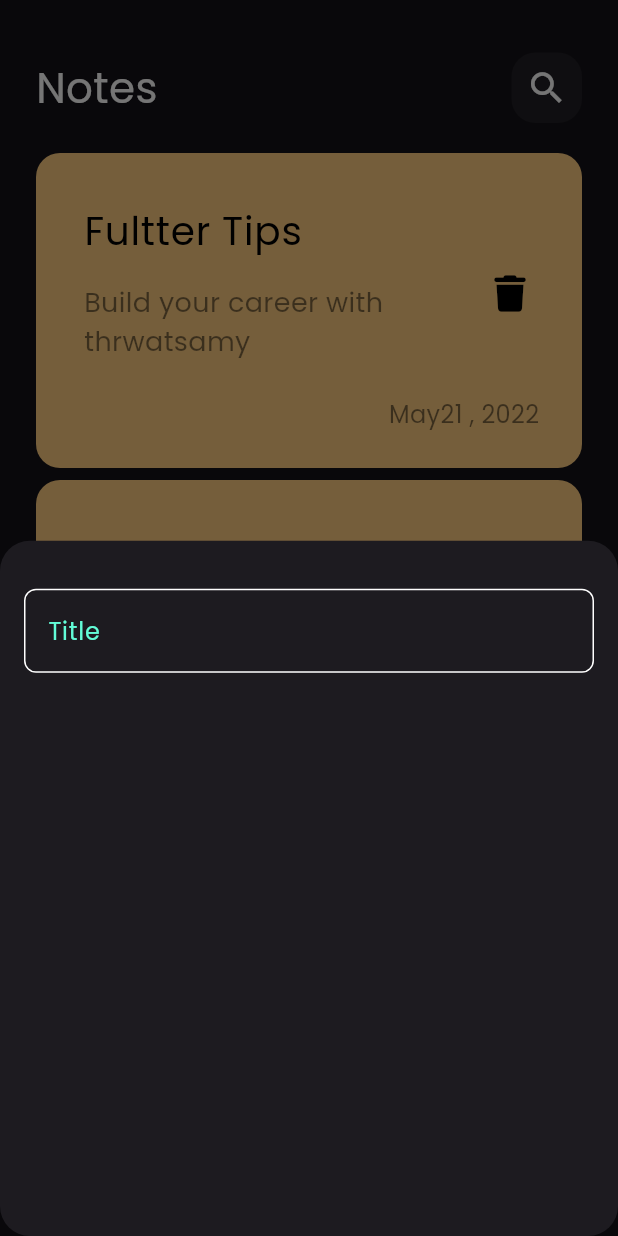
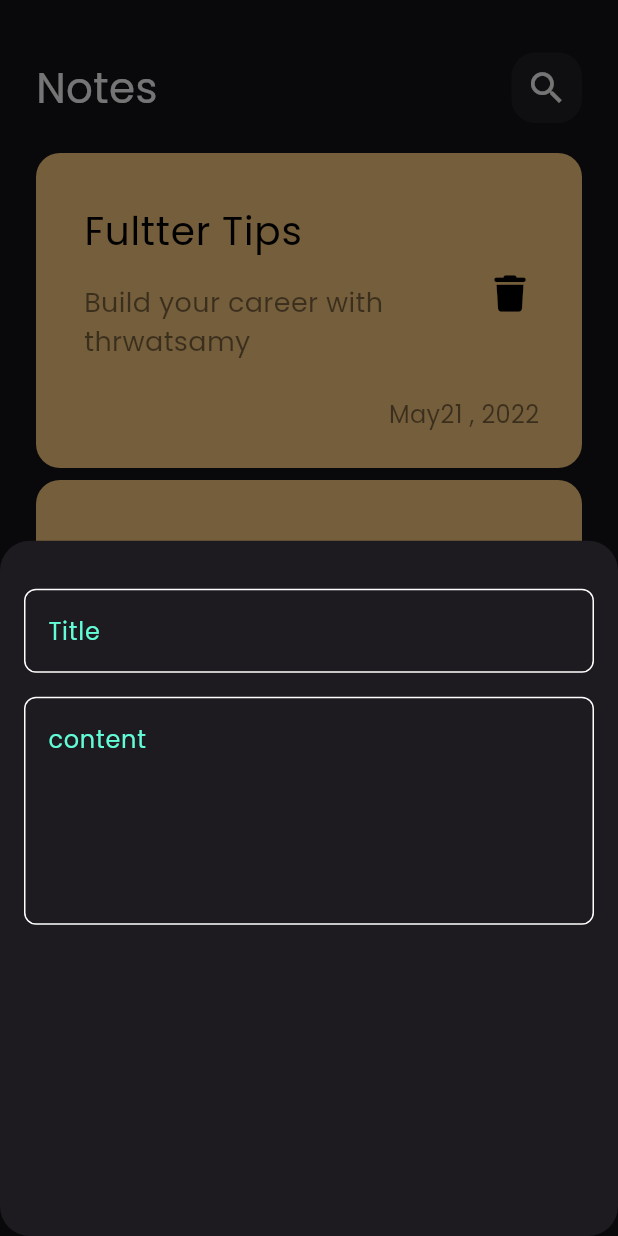
Before and after one commit to Mazen123-123/notes_app, a Flutter app: the screen it shows after launch, after a tap on the "add" icon, on a phone screen of 412 x 824 dp. Run offline on Flutter 3.47's test engine with Material 3 defaults, Android fonts, the phone set to English and light mode, and no system bars; our stand-ins replace font_awesome_flutter.

Commit message:
add fields to notes buttom sheet

```diff
--- a/lib/views/widgets/add_note_button_sheet.dart
+++ b/lib/views/widgets/add_note_button_sheet.dart
@@ -11,11 +11,20 @@ class AddNoteButtonSheet extends StatelessWidget {
         horizontal: 16,
       ),
       child: Column(
-        children: [
+        children: const [
           SizedBox(
             height: 32,
           ),
-          CustomTextField(),
+          CustomTextField(
+            hint: 'Title',
+          ),
+          SizedBox(
+            height: 16,
+          ),
+          CustomTextField(
+            hint: 'content',
+            maxLines: 5,
+          )
         ],
       ),
     );
--- a/lib/views/widgets/custom_text_field.dart
+++ b/lib/views/widgets/custom_text_field.dart
@@ -2,14 +2,18 @@ import 'package:flutter/material.dart';
 import 'package:notes_app/constants.dart';
 
 class CustomTextField extends StatelessWidget {
-  const CustomTextField({super.key});
+  const CustomTextField({super.key, required this.hint,this.maxLines=1});
+
+  final String hint;
+  final int maxLines;
 
   @override
   Widget build(BuildContext context) {
     return TextField(
       cursorColor: KPrimaryColor,
+      maxLines: maxLines ,
       decoration: InputDecoration(
-        hintText: 'Title',
+        hintText: hint ,
         hintStyle: const TextStyle(
           color: KPrimaryColor,
         ),
```
